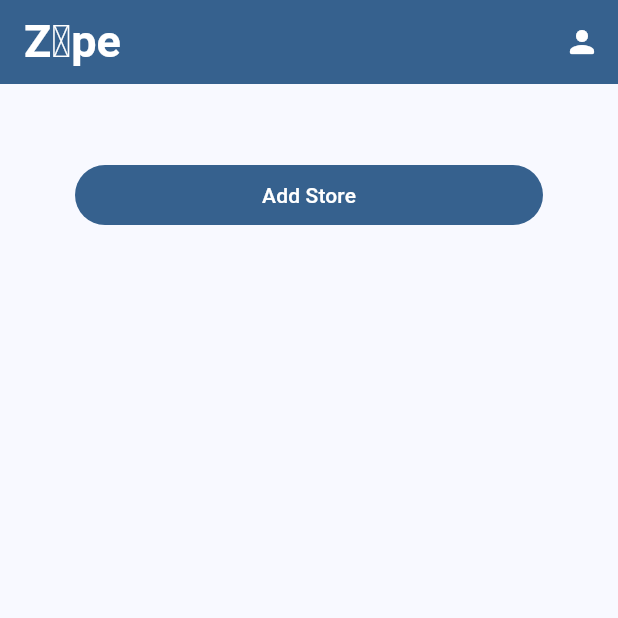
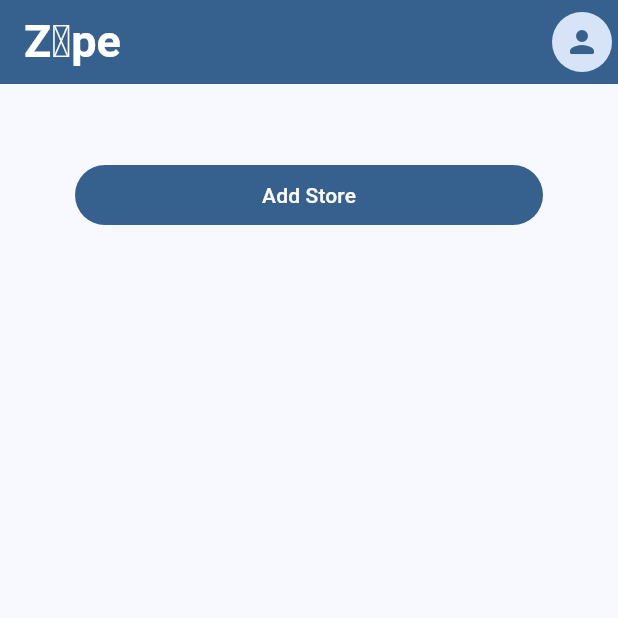
Before and after one commit to Nianzu/zope, a Flutter app: the screen it shows after launch, on a phone screen of 412 x 824 dp, the top half of it. Run offline on Flutter 3.47's test engine with Material 3 defaults, Android fonts, the phone set to English and light mode, and no system bars; our stand-ins replace cloud_firestore, firebase_auth, firebase_core; accounts and stored records are empty; generated files the repository leaves out were written again.

Commit message:
Made user icon look better

```diff
--- a/zope_application/lib/main.dart
+++ b/zope_application/lib/main.dart
@@ -252,14 +252,14 @@ class _MyHomePageState extends State<MyHomePage> {
               color: Theme.of(context).colorScheme.onPrimary),
         ),
         actions: [
-          IconButton(
+          IconButton.filledTonal(
             onPressed: () {
               ScaffoldMessenger.of(context).showSnackBar(
                   const SnackBar(content: Text('This is a snackbar')));
             },
             icon: Icon(
               Icons.person_rounded,
-              color: Theme.of(context).colorScheme.onPrimary,
+              color: Theme.of(context).colorScheme.primary,
             ),
           )
         ],
```
